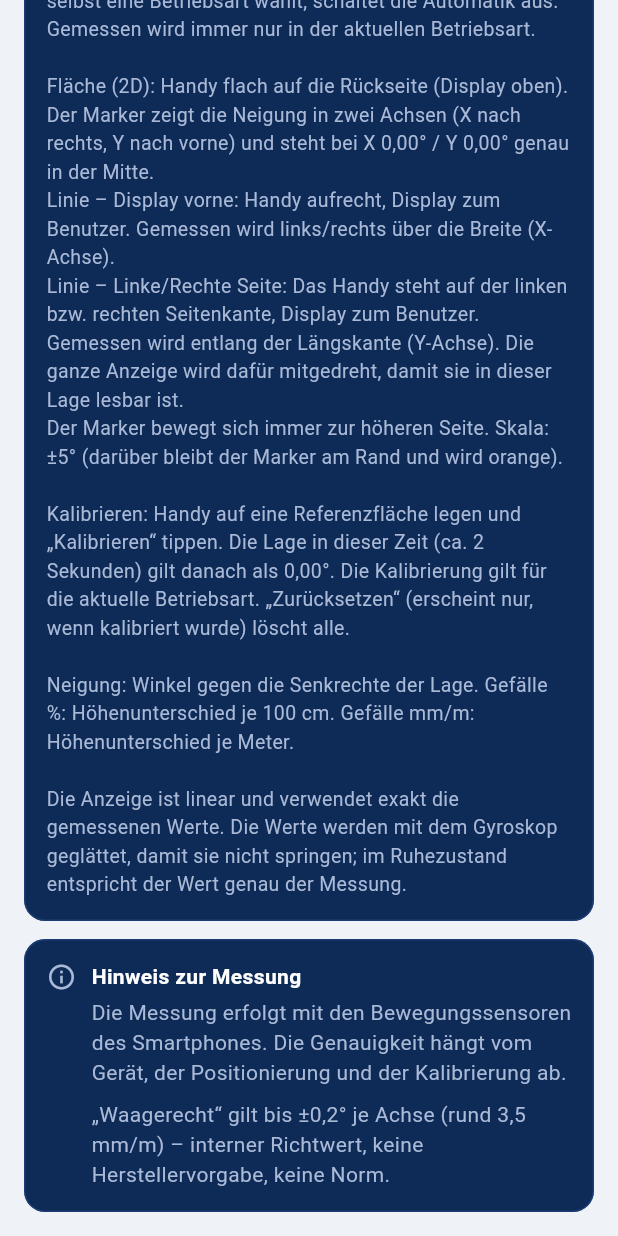
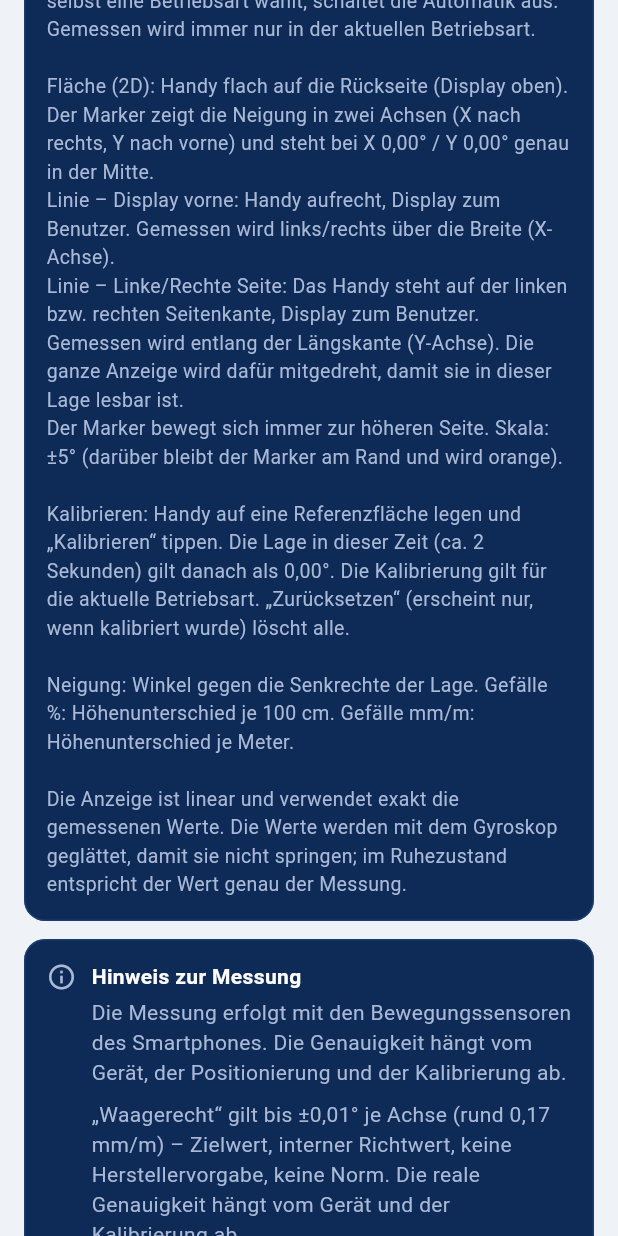
Before and after one commit to astritnika2-werk/werkcalc, a Flutter app: the EinstellungenInhalt widget shown alone on an empty page, opened directly with empty values, scrolled down 690 dp, on a phone screen of 412 x 824 dp. Run offline on Flutter 3.47's test engine with Material 3 defaults, Android fonts, the phone set to English and light mode, and no system bars; our stand-ins replace image_picker, pdf, printing, sensors_plus, share_plus, shared_preferences and 1 more; missing offline and left inert: google_mlkit_text_recognition; accounts and stored records are empty.

Commit message:
Wasserwaage: Toleranz ±0,01° (Nutzervorgabe), Anzeige-Animation weitere ~20 % langsamer (Tau 0,349 s); Messung unverändert
Co-Authored-By: Claude Sonnet 5.5 <noreply@anthropic.com>
Claude-Session: https://claude.ai/code/session_01PTW2dnjuhFN71tGaVrWHGv

```diff
--- a/lib/wasserwaage_page.dart
+++ b/lib/wasserwaage_page.dart
@@ -29,7 +29,7 @@ const _ziffern = [FontFeature.tabularFigures()];
 /// zusätzlich geglättet. Dritte Stufe: Bewegung rund 30 % langsamer (Geschwindigkeit × 0,7,
 /// also Zeitkonstante 0,195 s / 0,7 ≈ 0,279 s). Im Ruhezustand bleibt der Wert exakt der Messwert.
 /// Interner Anzeigewert, keine Herstellervorgabe, keine Norm.
-const double kAnzeigeTau = 0.279;
+const double kAnzeigeTau = 0.349;
 
 /// Einfache exponentielle Glättung (Tiefpass erster Ordnung) des Schwerkraftvektors
 /// nur für die Anzeige. Im Ruhezustand ist das Ergebnis exakt der Messwert (kein Versatz,
@@ -958,8 +958,8 @@ class EinstellungenInhalt extends StatelessWidget {
                 SizedBox(height: 4),
                 Text(_kHinweis, style: TextStyle(color: _kText2)),
                 SizedBox(height: 8),
-                Text('„Waagerecht“ gilt bis ±0,2° je Achse (rund 3,5 mm/m) – interner Richtwert, '
-                    'keine Herstellervorgabe, keine Norm.',
+                Text('„Waagerecht“ gilt bis ±0,01° je Achse (rund 0,17 mm/m) – Zielwert, interner Richtwert, '
+                    'keine Herstellervorgabe, keine Norm. Die reale Genauigkeit hängt vom Gerät und der Kalibrierung ab.',
                     style: TextStyle(color: _kText2)),
               ]),
             ),
```
Also changed, not shown: lib/wasserwaage_logik.dart (+6 -5 lines), 2 other files.
